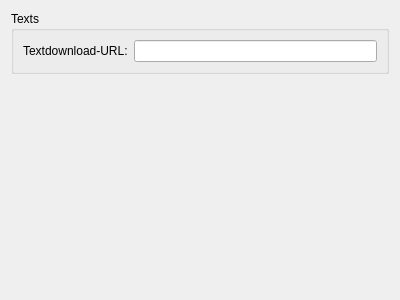
First picture: the form in simon/src/simonmodelmanagementui/internetextensiondlg.ui, repository KDE/simon, before the edit.
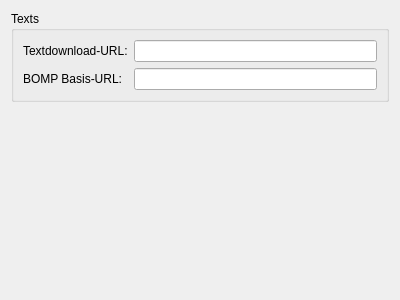
Second picture: the form after the edit. Custom widgets are drawn as their Qt base class.

Commit message: Providing support to automatically download and import bomp dictionaries from our homepage (the system is not activated on our homepage, tough)

```diff
--- a/simon/src/simonmodelmanagementui/internetextensiondlg.ui
+++ b/simon/src/simonmodelmanagementui/internetextensiondlg.ui
@@ -31,6 +31,16 @@
         <item row="0" column="1" >
          <widget class="KLineEdit" name="kcfg_TextOnlineUpdate" />
         </item>
+        <item row="1" column="0" >
+         <widget class="QLabel" name="lbBompDownloadBase" >
+          <property name="text" >
+           <string>BOMP Basis-URL:</string>
+          </property>
+         </widget>
+        </item>
+        <item row="1" column="1" >
+         <widget class="KLineEdit" name="kcfg_BompDownloadBase" />
+        </item>
        </layout>
       </item>
      </layout>
```
The commit also changes 10 other files.
